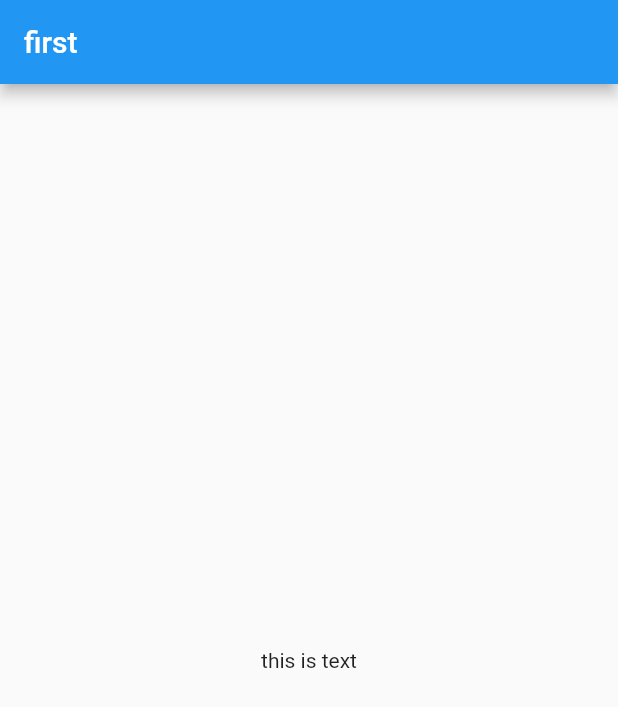
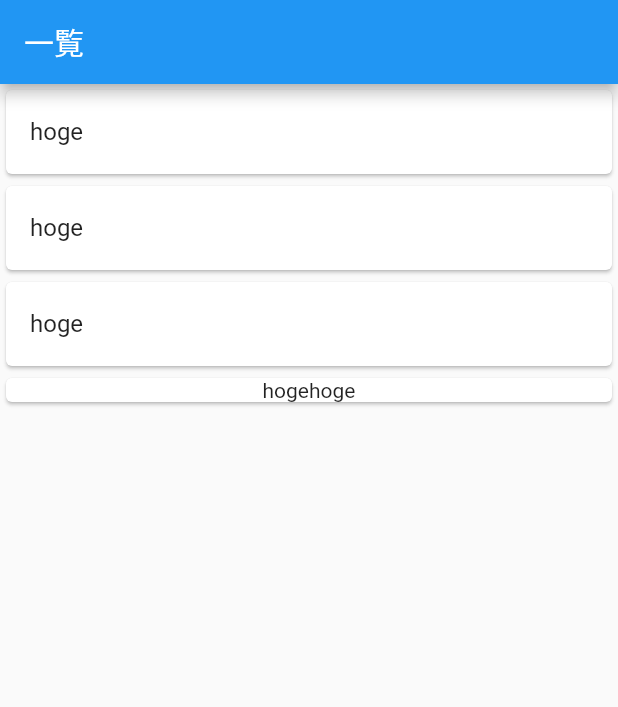
Before and after one commit to tkymr827/flutter_todolist, a Flutter app: the screen it shows after launch, on a phone screen of 412 x 824 dp. Shown: the top 707 px of the screen. Run offline on Flutter 3.47's test engine with Material 2 defaults, Android fonts, the phone set to English and light mode, and no system bars.

Commit message:
add:リスト表示できるように作成

```diff
--- a/lib/main.dart
+++ b/lib/main.dart
@@ -6,13 +6,21 @@ class Myapp extends StatelessWidget {
   @override
   Widget build(BuildContext context) {
     return MaterialApp(
-        title: "this is title",
+        title: "一覧",
         home: Scaffold(
-            appBar: AppBar(
-              title: Text("first"),
-            ),
-            body: Center(
-              child: Text("this is text"),
-            )));
+          appBar: AppBar(
+            title: Text("一覧"),
+          ),
+          body: ListView(
+            children: [
+              Card(child: ListTile(title: Text("hoge"))),
+              Card(child: ListTile(title: Text("hoge"))),
+              Card(child: ListTile(title: Text("hoge"))),
+              Card(
+                child: Center(child: Text("hogehoge")),
+              )
+            ],
+          ),
+        ));
   }
 }
```
